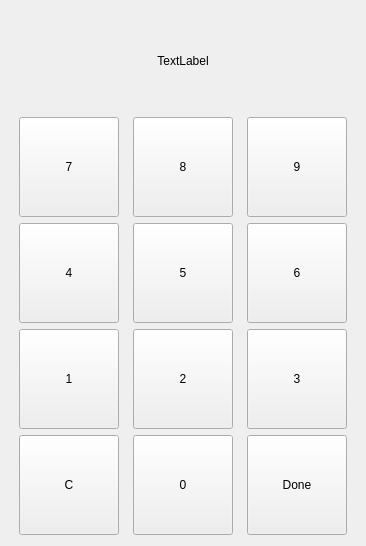
First picture: the form in penyamanager/numitemdialog.ui, repository eguzki/penyamanager, before the edit.
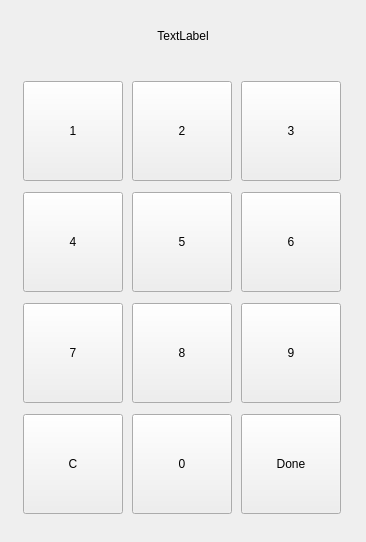
Second picture: the form after the edit. Icons and pictures are not drawn.

Commit message: numitem dialog layout

What changed in the file:
```diff
--- a/penyamanager/numitemdialog.ui
+++ b/penyamanager/numitemdialog.ui
@@ -31,12 +31,47 @@
   <property name="modal">
    <bool>true</bool>
   </property>
+  <layout class="QVBoxLayout" name="verticalLayout">
+   <item>
+    <widget class="QLabel" name="numDisplayLabel">
+     <property name="minimumSize">
+      <size>
+       <width>0</width>
+       <height>50</height>
+      </size>
+     </property>
+     <property name="maximumSize">
+      <size>
+       <width>16777215</width>
+       <height>50</height>
+      </size>
+     </property>
+     <property name="text">
+      <string notr="true">TextLabel</string>
+     </property>
+     <property name="alignment">
+      <set>Qt::AlignCenter</set>
+     </property>
+    </widget>
+   </item>
+   <item>
+    <widget class="QWidget" name="keypadWidget" native="true">
   <layout class="QGridLayout" name="gridLayout">
-   <property name="sizeConstraint">
-    <enum>QLayout::SetMinimumSize</enum>
-   </property>
-   <item row="1" column="0">
-    <widget class="QToolButton" name="toolButton_7">
+      <item row="4" column="3">
+       <widget class="QToolButton" name="toolButton_8">
+        <property name="minimumSize">
+         <size>
+          <width>100</width>
+          <height>100</height>
+         </size>
+        </property>
+        <property name="text">
+         <string>8</string>
+        </property>
+       </widget>
+      </item>
+      <item row="0" column="1">
+       <widget class="QToolButton" name="toolButton_1">
      <property name="minimumSize">
       <size>
        <width>100</width>
@@ -44,11 +79,50 @@
       </size>
      </property>
      <property name="text">
-      <string>7</string>
+         <string>1</string>
+        </property>
+       </widget>
+      </item>
+      <item row="0" column="3">
+       <widget class="QToolButton" name="toolButton_2">
+        <property name="minimumSize">
+         <size>
+          <width>100</width>
+          <height>100</height>
+         </size>
+        </property>
+        <property name="text">
+         <string>2</string>
+        </property>
+       </widget>
+      </item>
+      <item row="0" column="5">
+       <widget class="QToolButton" name="toolButton_3">
+        <property name="minimumSize">
+         <size>
+          <width>100</width>
+          <height>100</height>
+         </size>
+        </property>
+        <property name="text">
+         <string>3</string>
      </property>
     </widget>
    </item>
    <item row="2" column="1">
+       <widget class="QToolButton" name="toolButton_4">
+        <property name="minimumSize">
+         <size>
+          <width>100</width>
+          <height>100</height>
+         </size>
+        </property>
+        <property name="text">
+         <string>4</string>
+        </property>
+       </widget>
+      </item>
+      <item row="2" column="3">
     <widget class="QToolButton" name="toolButton_5">
      <property name="minimumSize">
       <size>
@@ -61,20 +135,7 @@
      </property>
     </widget>
    </item>
-   <item row="3" column="2">
-    <widget class="QToolButton" name="toolButton_3">
-     <property name="minimumSize">
-      <size>
-       <width>100</width>
-       <height>100</height>
-      </size>
-     </property>
-     <property name="text">
-      <string>3</string>
-     </property>
-    </widget>
-   </item>
-   <item row="2" column="2">
+      <item row="2" column="5">
     <widget class="QToolButton" name="toolButton_6">
      <property name="minimumSize">
       <size>
@@ -87,7 +148,7 @@
      </property>
     </widget>
    </item>
-   <item row="1" column="2">
+      <item row="4" column="5">
     <widget class="QToolButton" name="toolButton_9">
      <property name="minimumSize">
       <size>
@@ -100,60 +161,8 @@
      </property>
     </widget>
    </item>
-   <item row="2" column="0">
-    <widget class="QToolButton" name="toolButton_4">
-     <property name="minimumSize">
-      <size>
-       <width>100</width>
-       <height>100</height>
-      </size>
-     </property>
-     <property name="text">
-      <string>4</string>
-     </property>
-    </widget>
-   </item>
-   <item row="3" column="0">
-    <widget class="QToolButton" name="toolButton_1">
-     <property name="minimumSize">
-      <size>
-       <width>100</width>
-       <height>100</height>
-      </size>
-     </property>
-     <property name="text">
-      <string>1</string>
-     </property>
-    </widget>
-   </item>
-   <item row="3" column="1">
-    <widget class="QToolButton" name="toolButton_2">
-     <property name="minimumSize">
-      <size>
-       <width>100</width>
-       <height>100</height>
-      </size>
-     </property>
-     <property name="text">
-      <string>2</string>
-     </property>
-    </widget>
-   </item>
-   <item row="1" column="1">
-    <widget class="QToolButton" name="toolButton_8">
-     <property name="minimumSize">
-      <size>
-       <width>100</width>
-       <height>100</height>
-      </size>
-     </property>
-     <property name="text">
-      <string>8</string>
-     </property>
-    </widget>
-   </item>
    <item row="4" column="1">
-    <widget class="QToolButton" name="toolButton_0">
+       <widget class="QToolButton" name="toolButton_7">
      <property name="minimumSize">
       <size>
        <width>100</width>
@@ -161,27 +170,11 @@
       </size>
      </property>
      <property name="text">
-      <string>0</string>
+         <string>7</string>
      </property>
     </widget>
    </item>
-   <item row="0" column="0" colspan="3">
-    <widget class="QLabel" name="numDisplayLabel">
-     <property name="minimumSize">
-      <size>
-       <width>0</width>
-       <height>100</height>
-      </size>
-     </property>
-     <property name="text">
-      <string notr="true">TextLabel</string>
-     </property>
-     <property name="alignment">
-      <set>Qt::AlignCenter</set>
-     </property>
-    </widget>
-   </item>
-   <item row="4" column="0">
+      <item row="5" column="1">
     <widget class="QToolButton" name="toolButton_C">
      <property name="minimumSize">
       <size>
@@ -194,7 +187,7 @@
      </property>
     </widget>
    </item>
-   <item row="4" column="2">
+      <item row="5" column="5">
     <widget class="QToolButton" name="toolButton_Done">
      <property name="minimumSize">
       <size>
@@ -207,9 +200,27 @@
      </property>
     </widget>
    </item>
-  </layout>
- </widget>
- <resources/>
+      <item row="5" column="3">
+       <widget class="QToolButton" name="toolButton_0">
+        <property name="minimumSize">
+         <size>
+          <width>100</width>
+          <height>100</height>
+         </size>
+        </property>
+        <property name="text">
+         <string>0</string>
+        </property>
+       </widget>
+      </item>
+     </layout>
+    </widget>
+   </item>
+  </layout>
+ </widget>
+ <resources>
+  <include location="penyamanager.qrc"/>
+ </resources>
  <connections>
   <connection>
    <sender>toolButton_Done</sender>
```
Left out of the diff: 6 changed lines with no effect on the pictures. Lines whose indentation alone changed are shown as unchanged. The commit also changes 3 other files.
